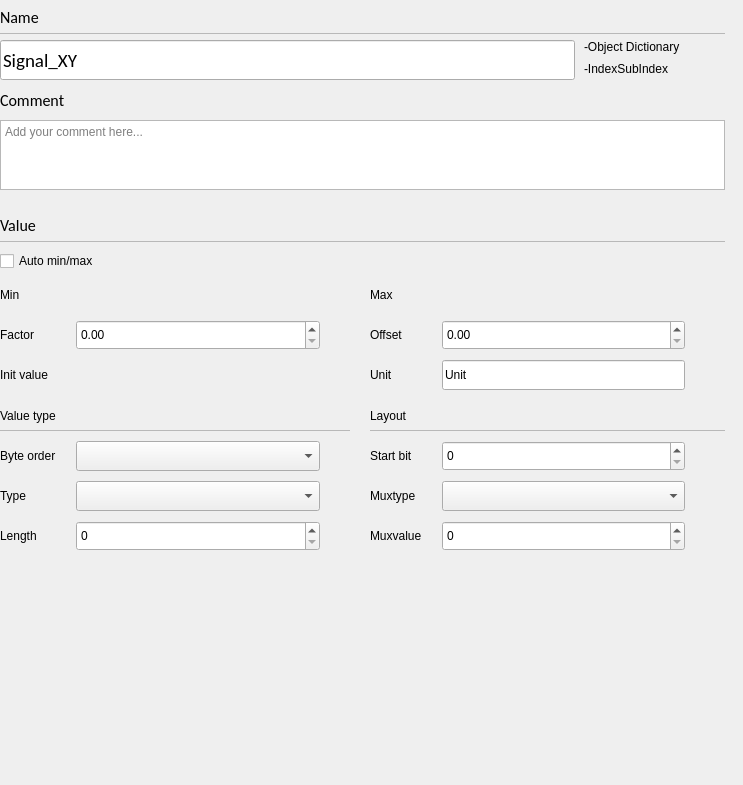
First picture: the form in opensyde_tool/src/system_definition/bus_edit/C_SdBueSignalPropertiesWidget.ui, repository openSYDE/openSYDE, before the edit.
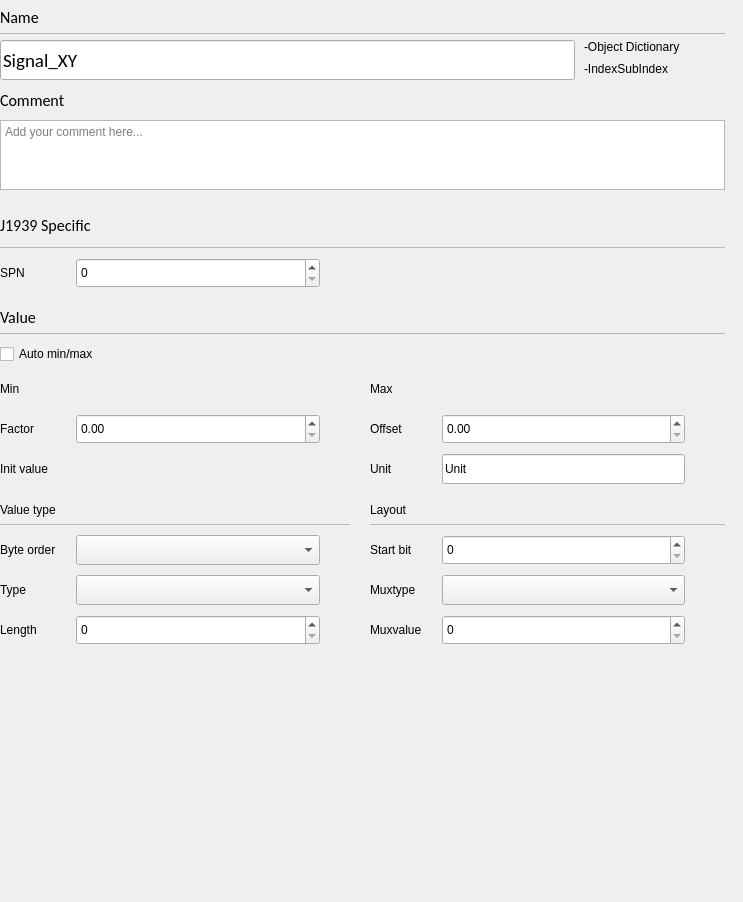
Second picture: the form after the edit. Custom widgets are drawn as their Qt base class.

```diff
--- a/opensyde_tool/src/system_definition/bus_edit/C_SdBueSignalPropertiesWidget.ui
+++ b/opensyde_tool/src/system_definition/bus_edit/C_SdBueSignalPropertiesWidget.ui
@@ -10,7 +10,7 @@
     <x>0</x>
     <y>0</y>
     <width>743</width>
-    <height>785</height>
+    <height>902</height>
    </rect>
   </property>
   <property name="windowTitle">
@@ -38,7 +38,7 @@
       <number>0</number>
      </property>
      <item>
-      <layout class="QVBoxLayout" name="verticalLayout" stretch="0,0,0,0,0,0,0,0,0">
+      <layout class="QVBoxLayout" name="verticalLayout" stretch="0,0,0,0">
        <item>
         <layout class="QVBoxLayout" name="verticalLayout_5">
          <item>
@@ -381,151 +381,6 @@
          </property>
         </spacer>
        </item>
-       <item>
-        <layout class="QHBoxLayout" name="horizontalLayout_13" stretch="0,1">
-         <property name="spacing">
-          <number>6</number>
-         </property>
-         <item>
-          <widget class="stw::opensyde_gui_elements::C_OgeLabHeadingGroupBold" name="pc_LabelValue">
-           <property name="minimumSize">
-            <size>
-             <width>0</width>
-             <height>30</height>
-            </size>
-           </property>
-           <property name="maximumSize">
-            <size>
-             <width>16777215</width>
-             <height>30</height>
-            </size>
-           </property>
-           <property name="font">
-            <font>
-             <family>Calibri</family>
-             <pointsize>12</pointsize>
-            </font>
-           </property>
-           <property name="text">
-            <string>Value</string>
-           </property>
-          </widget>
-         </item>
-         <item>
-          <spacer name="horizontalSpacer_21">
-           <property name="orientation">
-            <enum>Qt::Horizontal</enum>
-           </property>
-           <property name="sizeType">
-            <enum>QSizePolicy::MinimumExpanding</enum>
-           </property>
-           <property name="sizeHint" stdset="0">
-            <size>
-             <width>40</width>
-             <height>1</height>
-            </size>
-           </property>
-          </spacer>
-         </item>
-        </layout>
-       </item>
-       <item>
-        <layout class="QHBoxLayout" name="horizontalLayout_21" stretch="1">
-         <property name="spacing">
-          <number>0</number>
-         </property>
-         <property name="leftMargin">
-          <number>0</number>
-         </property>
-         <property name="topMargin">
-          <number>1</number>
-         </property>
-         <item>
-          <widget class="stw::opensyde_gui_elements::C_OgeFraSeparator" name="pc_FramSperator1_3">
-           <property name="minimumSize">
-            <size>
-             <width>0</width>
-             <height>1</height>
-            </size>
-           </property>
-           <property name="maximumSize">
-            <size>
-             <width>16777215</width>
-             <height>1</height>
-            </size>
-           </property>
-           <property name="frameShape">
-            <enum>QFrame::StyledPanel</enum>
-           </property>
-           <property name="frameShadow">
-            <enum>QFrame::Raised</enum>
-           </property>
-          </widget>
-         </item>
-        </layout>
-       </item>
-       <item>
-        <spacer name="verticalSpacer_6">
-         <property name="orientation">
-          <enum>Qt::Vertical</enum>
-         </property>
-         <property name="sizeType">
-          <enum>QSizePolicy::Fixed</enum>
-         </property>
-         <property name="sizeHint" stdset="0">
-          <size>
-           <width>20</width>
-           <height>9</height>
-          </size>
-         </property>
-        </spacer>
-       </item>
-       <item>
-        <layout class="QHBoxLayout" name="horizontalLayout_7" stretch="0,1">
-         <property name="spacing">
-          <number>6</number>
-         </property>
-         <item>
-          <widget class="stw::opensyde_gui_elements::C_OgeChxProperties" name="pc_CheckBoxAutoMinMax">
-           <property name="text">
-            <string>Auto min/max</string>
-           </property>
-          </widget>
-         </item>
-         <item>
-          <spacer name="horizontalSpacer">
-           <property name="orientation">
-            <enum>Qt::Horizontal</enum>
-           </property>
-           <property name="sizeType">
-            <enum>QSizePolicy::MinimumExpanding</enum>
-           </property>
-           <property name="sizeHint" stdset="0">
-            <size>
-             <width>40</width>
-             <height>20</height>
-            </size>
-           </property>
-          </spacer>
-         </item>
-        </layout>
-       </item>
-       <item>
-        <spacer name="verticalSpacer_4">
-         <property name="orientation">
-          <enum>Qt::Vertical</enum>
-         </property>
-         <property name="sizeType">
-          <enum>QSizePolicy::Fixed</enum>
-         </property>
-         <property name="sizeHint" stdset="0">
-          <size>
-           <width>20</width>
-           <height>9</height>
-          </size>
-         </property>
-        </spacer>
-       </item>
        <item>
         <layout class="QGridLayout" name="gridLayout" columnstretch="0,0,0,0,0,0">
          <property name="horizontalSpacing">
@@ -534,171 +389,63 @@
          <property name="verticalSpacing">
           <number>10</number>
          </property>
-         <item row="8" column="4">
-          <widget class="stw::opensyde_gui_elements::C_OgeSpxNumber" name="pc_SpinBoxMuxValue">
-           <property name="sizePolicy">
-            <sizepolicy hsizetype="MinimumExpanding" vsizetype="MinimumExpanding">
-             <horstretch>0</horstretch>
-             <verstretch>0</verstretch>
-            </sizepolicy>
+         <item row="10" column="3" colspan="3">
+          <layout class="QVBoxLayout" name="verticalLayout_3" stretch="0,0">
+           <property name="spacing">
+            <number>6</number>
            </property>
-           <property name="minimumSize">
-            <size>
-             <width>100</width>
-             <height>30</height>
-            </size>
-           </property>
-           <property name="maximumSize">
-            <size>
-             <width>16777215</width>
-             <height>30</height>
-            </size>
-           </property>
-          </widget>
+           <item>
+            <widget class="stw::opensyde_gui_elements::C_OgeLabHeadingGroupBold" name="pc_LabelLayout">
+             <property name="text">
+              <string>Layout</string>
+             </property>
+            </widget>
+           </item>
+           <item>
+            <layout class="QHBoxLayout" name="horizontalLayout_38" stretch="1">
+             <property name="spacing">
+              <number>0</number>
+             </property>
+             <property name="leftMargin">
+              <number>0</number>
+             </property>
+             <property name="topMargin">
+              <number>1</number>
+             </property>
+             <item>
+              <widget class="stw::opensyde_gui_elements::C_OgeFraSeparator" name="pc_FramSperator1_6">
+               <property name="minimumSize">
+                <size>
+                 <width>0</width>
+                 <height>1</height>
+                </size>
+               </property>
+               <property name="maximumSize">
+                <size>
+                 <width>16777215</width>
+                 <height>1</height>
+                </size>
+               </property>
+               <property name="frameShape">
+                <enum>QFrame::StyledPanel</enum>
+               </property>
+               <property name="frameShadow">
+                <enum>QFrame::Raised</enum>
+               </property>
+              </widget>
+             </item>
+            </layout>
+           </item>
+          </layout>
          </item>
-         <item row="8" column="3">
-          <widget class="stw::opensyde_gui_elements::C_OgeLabGroupItem" name="pc_LabelMuxValue">
+         <item row="6" column="0">
+          <widget class="stw::opensyde_gui_elements::C_OgeLabGroupItem" name="pc_LabelFactor">
            <property name="text">
-            <string>Muxvalue</string>
-           </property>
-          </widget>
-         </item>
-         <item row="0" column="0">
-          <widget class="stw::opensyde_gui_elements::C_OgeLabGroupItem" name="pc_LabelMin">
-           <property name="text">
-            <string>Min</string>
-           </property>
-          </widget>
-         </item>
-         <item row="2" column="3">
-          <widget class="stw::opensyde_gui_elements::C_OgeLabGroupItem" name="pc_LabelUnit">
-           <property name="text">
-            <string>Unit</string>
+            <string>Factor</string>
            </property>
           </widget>
          </item>
          <item row="6" column="1">
-          <widget class="stw::opensyde_gui_elements::C_OgeCbxText" name="pc_ComboBoxByteOrder">
-           <property name="sizePolicy">
-            <sizepolicy hsizetype="MinimumExpanding" vsizetype="MinimumExpanding">
-             <horstretch>0</horstretch>
-             <verstretch>0</verstretch>
-            </sizepolicy>
-           </property>
-           <property name="minimumSize">
-            <size>
-             <width>100</width>
-             <height>30</height>
-            </size>
-           </property>
-           <property name="maximumSize">
-            <size>
-             <width>16777215</width>
-             <height>30</height>
-            </size>
-           </property>
-          </widget>
-         </item>
-         <item row="7" column="1">
-          <widget class="stw::opensyde_gui_elements::C_OgeCbxText" name="pc_ComboBoxType">
-           <property name="sizePolicy">
-            <sizepolicy hsizetype="MinimumExpanding" vsizetype="MinimumExpanding">
-             <horstretch>0</horstretch>
-             <verstretch>0</verstretch>
-            </sizepolicy>
-           </property>
-           <property name="minimumSize">
-            <size>
-             <width>100</width>
-             <height>30</height>
-            </size>
-           </property>
-           <property name="maximumSize">
-            <size>
-             <width>16777215</width>
-             <height>30</height>
-            </size>
-           </property>
-          </widget>
-         </item>
-         <item row="5" column="0" colspan="3">
-          <layout class="QVBoxLayout" name="verticalLayout_4" stretch="0,0">
-           <property name="spacing">
-            <number>6</number>
-           </property>
-           <item>
-            <widget class="stw::opensyde_gui_elements::C_OgeLabHeadingGroupBold" name="pc_LabelValueType">
-             <property name="text">
-              <string>Value type</string>
-             </property>
-            </widget>
-           </item>
-           <item>
-            <layout class="QHBoxLayout" name="horizontalLayout_36" stretch="1">
-             <property name="spacing">
-              <number>0</number>
-             </property>
-             <property name="leftMargin">
-              <number>0</number>
-             </property>
-             <property name="topMargin">
-              <number>1</number>
-             </property>
-             <item>
-              <widget class="stw::opensyde_gui_elements::C_OgeFraSeparator" name="pc_FramSperator1_4">
-               <property name="minimumSize">
-                <size>
-                 <width>0</width>
-                 <height>1</height>
-                </size>
-               </property>
-               <property name="maximumSize">
-                <size>
-                 <width>16777215</width>
-                 <height>1</height>
-                </size>
-               </property>
-               <property name="frameShape">
-                <enum>QFrame::StyledPanel</enum>
-               </property>
-               <property name="frameShadow">
-                <enum>QFrame::Raised</enum>
-               </property>
-              </widget>
-             </item>
-            </layout>
-           </item>
-          </layout>
-         </item>
-         <item row="2" column="4">
-          <widget class="stw::opensyde_gui_elements::C_OgeLeProperties" name="pc_LineEditUnit">
-           <property name="sizePolicy">
-            <sizepolicy hsizetype="MinimumExpanding" vsizetype="MinimumExpanding">
-             <horstretch>0</horstretch>
-             <verstretch>0</verstretch>
-            </sizepolicy>
-           </property>
-           <property name="minimumSize">
-            <size>
-             <width>100</width>
-             <height>0</height>
-            </size>
-           </property>
-           <property name="maximumSize">
-            <size>
-             <width>16777215</width>
-             <height>30</height>
-            </size>
-           </property>
-           <property name="text">
-            <string>Unit</string>
-           </property>
-           <property name="placeholderText">
-            <string/>
-           </property>
-          </widget>
-         </item>
-         <item row="1" column="1">
           <widget class="stw::opensyde_gui_elements::C_OgeSpxFactorProperties" name="pc_DoubleSpinBoxFactor">
            <property name="sizePolicy">
             <sizepolicy hsizetype="MinimumExpanding" vsizetype="MinimumExpanding">
@@ -720,62 +467,29 @@
            </property>
           </widget>
          </item>
-         <item row="0" column="2">
-          <spacer name="horizontalSpacer_19">
-           <property name="orientation">
-            <enum>Qt::Horizontal</enum>
+         <item row="7" column="3">
+          <widget class="stw::opensyde_gui_elements::C_OgeLabGroupItem" name="pc_LabelUnit">
+           <property name="text">
+            <string>Unit</string>
            </property>
-           <property name="sizeType">
-            <enum>QSizePolicy::Fixed</enum>
-           </property>
-           <property name="sizeHint" stdset="0">
-            <size>
-             <width>10</width>
-             <height>1</height>
-            </size>
-           </property>
-          </spacer>
+          </widget>
          </item>
-         <item row="1" column="4">
-          <widget class="stw::opensyde_gui_elements::C_OgeSpxDoubleProperties" name="pc_DoubleSpinBoxOffset">
-           <property name="sizePolicy">
-            <sizepolicy hsizetype="MinimumExpanding" vsizetype="MinimumExpanding">
-             <horstretch>0</horstretch>
-             <verstretch>0</verstretch>
-            </sizepolicy>
+         <item row="11" column="3">
+          <widget class="stw::opensyde_gui_elements::C_OgeLabGroupItem" name="pc_LabelStartBit">
+           <property name="text">
+            <string>Start bit</string>
            </property>
-           <property name="minimumSize">
-            <size>
-             <width>100</width>
-             <height>30</height>
-            </size>
-           </property>
-           <property name="maximumSize">
-            <size>
-             <width>16777215</width>
-             <height>30</height>
-            </size>
-           </property>
           </widget>
          </item>
-         <item row="0" column="5">
-          <spacer name="horizontalSpacer_5">
-           <property name="orientation">
-            <enum>Qt::Horizontal</enum>
+         <item row="5" column="3">
+          <widget class="stw::opensyde_gui_elements::C_OgeLabGroupItem" name="pc_LabelMax">
+           <property name="text">
+            <string>Max</string>
            </property>
-           <property name="sizeType">
-            <enum>QSizePolicy::Fixed</enum>
-           </property>
-           <property name="sizeHint" stdset="0">
-            <size>
-             <width>20</width>
-             <height>1</height>
-            </size>
-           </property>
-          </spacer>
+          </widget>
          </item>
-         <item row="0" column="4">
-          <widget class="stw::opensyde_gui_elements::C_OgeWiSpinBoxGroupProperties" name="pc_WidgetMax" native="true">
+         <item row="11" column="4">
+          <widget class="stw::opensyde_gui_elements::C_OgeSpxNumber" name="pc_SpinBoxStartBit">
            <property name="sizePolicy">
             <sizepolicy hsizetype="MinimumExpanding" vsizetype="MinimumExpanding">
              <horstretch>0</horstretch>
@@ -796,7 +510,7 @@
            </property>
           </widget>
          </item>
-         <item row="0" column="1">
+         <item row="5" column="1">
           <widget class="stw::opensyde_gui_elements::C_OgeWiSpinBoxGroupProperties" name="pc_WidgetMin" native="true">
            <property name="sizePolicy">
             <sizepolicy hsizetype="MinimumExpanding" vsizetype="MinimumExpanding">
@@ -818,7 +532,23 @@
            </property>
           </widget>
          </item>
-         <item row="2" column="1">
+         <item row="8" column="2">
+          <spacer name="verticalSpacer_3">
+           <property name="orientation">
+            <enum>Qt::Vertical</enum>
+           </property>
+           <property name="sizeType">
+            <enum>QSizePolicy::Fixed</enum>
+           </property>
+           <property name="sizeHint" stdset="0">
+            <size>
+             <width>1</width>
+             <height>9</height>
+            </size>
+           </property>
+          </spacer>
+         </item>
+         <item row="7" column="1">
           <widget class="stw::opensyde_gui_elements::C_OgeWiSpinBoxGroupProperties" name="pc_WidgetInit" native="true">
            <property name="sizePolicy">
             <sizepolicy hsizetype="MinimumExpanding" vsizetype="MinimumExpanding">
@@ -840,7 +570,7 @@
            </property>
           </widget>
          </item>
-         <item row="8" column="1">
+         <item row="13" column="1">
           <widget class="stw::opensyde_gui_elements::C_OgeSpxNumber" name="pc_SpinBoxLength">
            <property name="sizePolicy">
             <sizepolicy hsizetype="MinimumExpanding" vsizetype="MinimumExpanding">
@@ -862,22 +592,147 @@
            </property>
           </widget>
          </item>
-         <item row="6" column="3">
-          <widget class="stw::opensyde_gui_elements::C_OgeLabGroupItem" name="pc_LabelStartBit">
-           <property name="text">
-            <string>Start bit</string>
-           </property>
+         <item row="0" column="0" colspan="6">
+          <widget class="QWidget" name="pc_WidgetJ1939" native="true">
+           <layout class="QVBoxLayout" name="verticalLayout_6">
+            <property name="leftMargin">
+             <number>0</number>
+            </property>
+            <property name="topMargin">
+             <number>0</number>
+            </property>
+            <property name="rightMargin">
+             <number>0</number>
+            </property>
+            <property name="bottomMargin">
+             <number>0</number>
+            </property>
+            <item>
+             <layout class="QVBoxLayout" name="verticalLayout_9">
+              <item>
+               <layout class="QHBoxLayout" name="horizontalLayout_18" stretch="0,1">
+                <property name="spacing">
+                 <number>6</number>
+                </property>
+                <item>
+                 <widget class="stw::opensyde_gui_elements::C_OgeLabHeadingGroupBold" name="pc_LabelJ1939">
+                  <property name="minimumSize">
+                   <size>
+                    <width>0</width>
+                    <height>30</height>
+                   </size>
+                  </property>
+                  <property name="maximumSize">
+                   <size>
+                    <width>16777215</width>
+                    <height>30</height>
+                   </size>
+                  </property>
+                  <property name="font">
+                   <font>
+                    <family>Calibri</family>
+                    <pointsize>12</pointsize>
+                   </font>
+                  </property>
+                  <property name="text">
+                   <string>J1939 Specific</string>
+                  </property>
+                 </widget>
+                </item>
+                <item>
+                 <spacer name="horizontalSpacer_31">
+                  <property name="orientation">
+                   <enum>Qt::Horizontal</enum>
+                  </property>
+                  <property name="sizeHint" stdset="0">
+                   <size>
+                    <width>40</width>
+                    <height>1</height>
+                   </size>
+                  </property>
+                 </spacer>
+                </item>
+               </layout>
+              </item>
+              <item>
+               <layout class="QHBoxLayout" name="horizontalLayout_29" stretch="1">
+                <property name="spacing">
+                 <number>0</number>
+                </property>
+                <property name="leftMargin">
+                 <number>0</number>
+                </property>
+                <property name="topMargin">
+                 <number>1</number>
+                </property>
+                <item>
+                 <widget class="stw::opensyde_gui_elements::C_OgeFraSeparator" name="pc_FramSperator1_8">
+                  <property name="minimumSize">
+                   <size>
+                    <width>0</width>
+                    <height>1</height>
+                   </size>
+                  </property>
+                  <property name="maximumSize">
+                   <size>
+                    <width>16777215</width>
+                    <height>1</height>
+                   </size>
+                  </property>
+                  <property name="frameShape">
+                   <enum>QFrame::StyledPanel</enum>
+                  </property>
+                  <property name="frameShadow">
+                   <enum>QFrame::Raised</enum>
+                  </property>
+                 </widget>
+                </item>
+               </layout>
+              </item>
+             </layout>
+            </item>
+           </layout>
           </widget>
          </item>
-         <item row="7" column="3">
+         <item row="12" column="3">
           <widget class="stw::opensyde_gui_elements::C_OgeLabGroupItem" name="pc_LabelMuxType">
            <property name="text">
             <string>Muxtype</string>
            </property>
           </widget>
          </item>
-         <item row="6" column="4">
-          <widget class="stw::opensyde_gui_elements::C_OgeSpxNumber" name="pc_SpinBoxStartBit">
+         <item row="4" column="0" colspan="6">
+          <layout class="QHBoxLayout" name="horizontalLayout_7" stretch="0,1">
+           <property name="spacing">
+            <number>6</number>
+           </property>
+           <item>
+            <widget class="stw::opensyde_gui_elements::C_OgeChxProperties" name="pc_CheckBoxAutoMinMax">
+             <property name="text">
+              <string>Auto min/max</string>
+             </property>
+            </widget>
+           </item>
+           <item>
+            <spacer name="horizontalSpacer">
+             <property name="orientation">
+              <enum>Qt::Horizontal</enum>
+             </property>
+             <property name="sizeType">
+              <enum>QSizePolicy::MinimumExpanding</enum>
+             </property>
+             <property name="sizeHint" stdset="0">
+              <size>
+               <width>40</width>
+               <height>20</height>
+              </size>
+             </property>
+            </spacer>
+           </item>
+          </layout>
+         </item>
+         <item row="5" column="4">
+          <widget class="stw::opensyde_gui_elements::C_OgeWiSpinBoxGroupProperties" name="pc_WidgetMax" native="true">
            <property name="sizePolicy">
             <sizepolicy hsizetype="MinimumExpanding" vsizetype="MinimumExpanding">
              <horstretch>0</horstretch>
@@ -898,14 +753,144 @@
            </property>
           </widget>
          </item>
+         <item row="11" column="1">
+          <widget class="stw::opensyde_gui_elements::C_OgeCbxText" name="pc_ComboBoxByteOrder">
+           <property name="sizePolicy">
+            <sizepolicy hsizetype="MinimumExpanding" vsizetype="MinimumExpanding">
+             <horstretch>0</horstretch>
+             <verstretch>0</verstretch>
+            </sizepolicy>
+           </property>
+           <property name="minimumSize">
+            <size>
+             <width>100</width>
+             <height>30</height>
+            </size>
+           </property>
+           <property name="maximumSize">
+            <size>
+             <width>16777215</width>
+             <height>30</height>
+            </size>
+           </property>
+          </widget>
+         </item>
+         <item row="12" column="1">
+          <widget class="stw::opensyde_gui_elements::C_OgeCbxText" name="pc_ComboBoxType">
+           <property name="sizePolicy">
+            <sizepolicy hsizetype="MinimumExpanding" vsizetype="MinimumExpanding">
+             <horstretch>0</horstretch>
+             <verstretch>0</verstretch>
+            </sizepolicy>
+           </property>
+           <property name="minimumSize">
+            <size>
+             <width>100</width>
+             <height>30</height>
+            </size>
+           </property>
+           <property name="maximumSize">
+            <size>
+             <width>16777215</width>
+             <height>30</height>
+            </size>
+           </property>
+          </widget>
+         </item>
+         <item row="6" column="3">
+          <widget class="stw::opensyde_gui_elements::C_OgeLabGroupItem" name="pc_LabelOffset">
+           <property name="text">
+            <string>Offset</string>
+           </property>
+          </widget>
+         </item>
+         <item row="1" column="1">
+          <widget class="stw::opensyde_gui_elements::C_OgeSpxNumber" name="pc_SpinBoxJ1939Spn">
+           <property name="sizePolicy">
+            <sizepolicy hsizetype="MinimumExpanding" vsizetype="MinimumExpanding">
+             <horstretch>0</horstretch>
+             <verstretch>0</verstretch>
+            </sizepolicy>
+           </property>
+           <property name="minimumSize">
+            <size>
+             <width>100</width>
+             <height>30</height>
+            </size>
+           </property>
+           <property name="maximumSize">
+            <size>
+             <width>16777215</width>
+             <height>30</height>
+            </size>
+           </property>
+          </widget>
+         </item>
+         <item row="5" column="2">
+          <spacer name="horizontalSpacer_19">
+           <property name="orientation">
+            <enum>Qt::Horizontal</enum>
+           </property>
+           <property name="sizeType">
+            <enum>QSizePolicy::Fixed</enum>
+           </property>
+           <property name="sizeHint" stdset="0">
+            <size>
+             <width>10</width>
+             <height>1</height>
+            </size>
+           </property>
+          </spacer>
+         </item>
+         <item row="11" column="0">
+          <widget class="stw::opensyde_gui_elements::C_OgeLabGroupItem" name="pc_LabelByteOrder">
+           <property name="text">
+            <string>Byte order</string>
+           </property>
+          </widget>
+         </item>
          <item row="7" column="4">
-          <widget class="stw::opensyde_gui_elements::C_OgeCbxText" name="pc_ComboBoxMuxType">
+          <widget class="stw::opensyde_gui_elements::C_OgeLeProperties" name="pc_LineEditUnit">
+           <property name="sizePolicy">
+            <sizepolicy hsizetype="MinimumExpanding" vsizetype="MinimumExpanding">
+             <horstretch>0</horstretch>
+             <verstretch>0</verstretch>
+            </sizepolicy>
+           </property>
            <property name="minimumSize">
             <size>
              <width>100</width>
+             <height>0</height>
+            </size>
+           </property>
+           <property name="maximumSize">
+            <size>
+             <width>16777215</width>
              <height>30</height>
             </size>
            </property>
+           <property name="text">
+            <string>Unit</string>
+           </property>
+           <property name="placeholderText">
+            <string/>
+           </property>
+          </widget>
+         </item>
+         <item row="13" column="4">
+          <widget class="stw::opensyde_gui_elements::C_OgeSpxNumber" name="pc_SpinBoxMuxValue">
+           <property name="sizePolicy">
+            <sizepolicy hsizetype="MinimumExpanding" vsizetype="MinimumExpanding">
+             <horstretch>0</horstretch>
+             <verstretch>0</verstretch>
+            </sizepolicy>
+           </property>
+           <property name="minimumSize">
+            <size>
+             <width>100</width>
+             <height>30</height>
+            </size>
+           </property>
            <property name="maximumSize">
             <size>
              <width>16777215</width>
@@ -914,113 +899,250 @@
            </property>
           </widget>
          </item>
-         <item row="7" column="0">
+         <item row="12" column="0">
           <widget class="stw::opensyde_gui_elements::C_OgeLabGroupItem" name="pc_LabelType">
            <property name="text">
             <string>Type</string>
            </property>
           </widget>
          </item>
-         <item row="8" column="0">
-          <widget class="stw::opensyde_gui_elements::C_OgeLabGroupItem" name="pc_LabelLength">
+         <item row="3" column="0" colspan="6">
+          <layout class="QVBoxLayout" name="verticalLayout_7">
+           <item>
+            <layout class="QHBoxLayout" name="horizontalLayout_13" stretch="0,1">
+             <property name="spacing">
+              <number>6</number>
+             </property>
+             <item>
+              <widget class="stw::opensyde_gui_elements::C_OgeLabHeadingGroupBold" name="pc_LabelValue">
+               <property name="minimumSize">
+                <size>
+                 <width>0</width>
+                 <height>30</height>
+                </size>
+               </property>
+               <property name="maximumSize">
+                <size>
+                 <width>16777215</width>
+                 <height>30</height>
+                </size>
+               </property>
+               <property name="font">
+                <font>
+                 <family>Calibri</family>
+                 <pointsize>12</pointsize>
+                </font>
+               </property>
+               <property name="text">
+                <string>Value</string>
+               </property>
+              </widget>
+             </item>
+             <item>
+              <spacer name="horizontalSpacer_21">
+               <property name="orientation">
+                <enum>Qt::Horizontal</enum>
+               </property>
+               <property name="sizeType">
+                <enum>QSizePolicy::MinimumExpanding</enum>
+               </property>
+               <property name="sizeHint" stdset="0">
+                <size>
+                 <width>40</width>
+                 <height>1</height>
+                </size>
+               </property>
+              </spacer>
+             </item>
+            </layout>
+           </item>
+           <item>
+            <layout class="QHBoxLayout" name="horizontalLayout_21" stretch="1">
+             <property name="spacing">
+              <number>0</number>
+             </property>
+             <property name="leftMargin">
+              <number>0</number>
+             </property>
+             <property name="topMargin">
+              <number>1</number>
+             </property>
+             <item>
+              <widget class="stw::opensyde_gui_elements::C_OgeFraSeparator" name="pc_FramSperator1_3">
+               <property name="minimumSize">
+                <size>
+                 <width>0</width>
+                 <height>1</height>
+                </size>
+               </property>
+               <property name="maximumSize">
+                <size>
+                 <width>16777215</width>
+                 <height>1</height>
+                </size>
+               </property>
+               <property name="frameShape">
+                <enum>QFrame::StyledPanel</enum>
+               </property>
+               <property name="frameShadow">
+                <enum>QFrame::Raised</enum>
+               </property>
+              </widget>
+             </item>
+            </layout>
+           </item>
+          </layout>
+         </item>
+         <item row="1" column="0">
+          <widget class="stw::opensyde_gui_elements::C_OgeLabGroupItem" name="pc_LabelJ1939Spn">
            <property name="text">
-            <string>Length</string>
+            <string>SPN</string>
            </property>
           </widget>
          </item>
-         <item row="6" column="0">
-          <widget class="stw::opensyde_gui_elements::C_OgeLabGroupItem" name="pc_LabelByteOrder">
+         <item row="5" column="0">
+          <widget class="stw::opensyde_gui_elements::C_OgeLabGroupItem" name="pc_LabelMin">
            <property name="text">
-            <string>Byte order</string>
+            <string>Min</string>
            </property>
           </widget>
          </item>
-         <item row="2" column="0">
+         <item row="5" column="5">
+          <spacer name="horizontalSpacer_5">
+           <property name="orientation">
+            <enum>Qt::Horizontal</enum>
+           </property>
+           <property name="sizeType">
+            <enum>QSizePolicy::Fixed</enum>
+           </property>
+           <property name="sizeHint" stdset="0">
+            <size>
+             <width>20</width>
+             <height>1</height>
+            </size>
+           </property>
+          </spacer>
+         </item>
+         <item row="13" column="3">
+          <widget class="stw::opensyde_gui_elements::C_OgeLabGroupItem" name="pc_LabelMuxValue">
+           <property name="text">
+            <string>Muxvalue</string>
+           </property>
+          </widget>
+         </item>
+         <item row="10" column="0" colspan="3">
+          <layout class="QVBoxLayout" name="verticalLayout_4" stretch="0,0">
+           <property name="spacing">
+            <number>6</number>
+           </property>
+           <item>
+            <widget class="stw::opensyde_gui_elements::C_OgeLabHeadingGroupBold" name="pc_LabelValueType">
+             <property name="text">
+              <string>Value type</string>
+             </property>
+            </widget>
+           </item>
+           <item>
+            <layout class="QHBoxLayout" name="horizontalLayout_36" stretch="1">
+             <property name="spacing">
+              <number>0</number>
+             </property>
+             <property name="leftMargin">
+              <number>0</number>
+             </property>
+             <property name="topMargin">
+              <number>1</number>
+             </property>
+             <item>
+              <widget class="stw::opensyde_gui_elements::C_OgeFraSeparator" name="pc_FramSperator1_4">
+               <property name="minimumSize">
+                <size>
+                 <width>0</width>
+                 <height>1</height>
+                </size>
+               </property>
+               <property name="maximumSize">
+                <size>
+                 <width>16777215</width>
+                 <height>1</height>
+                </size>
+               </property>
+               <property name="frameShape">
+                <enum>QFrame::StyledPanel</enum>
+               </property>
+               <property name="frameShadow">
+                <enum>QFrame::Raised</enum>
+               </property>
+              </widget>
+             </item>
+            </layout>
+           </item>
+          </layout>
+         </item>
+         <item row="6" column="4">
+          <widget class="stw::opensyde_gui_elements::C_OgeSpxDoubleProperties" name="pc_DoubleSpinBoxOffset">
+           <property name="sizePolicy">
+            <sizepolicy hsizetype="MinimumExpanding" vsizetype="MinimumExpanding">
+             <horstretch>0</horstretch>
+             <verstretch>0</verstretch>
+            </sizepolicy>
+           </property>
+           <property name="minimumSize">
+            <size>
+             <width>100</width>
+             <height>30</height>
+            </size>
+           </property>
+           <property name="maximumSize">
+            <size>
+             <width>16777215</width>
+             <height>30</height>
+            </size>
+           </property>
+          </widget>
+         </item>
+         <item row="7" column="0">
           <widget class="stw::opensyde_gui_elements::C_OgeLabGroupItem" name="pc_LabelInitValue">
            <property name="text">
             <string>Init value</string>
            </property>
           </widget>
          </item>
-         <item row="0" column="3">
-          <widget class="stw::opensyde_gui_elements::C_OgeLabGroupItem" name="pc_LabelMax">
-           <property name="text">
-            <string>Max</string>
+         <item row="12" column="4">
+          <widget class="stw::opensyde_gui_elements::C_OgeCbxText" name="pc_ComboBoxMuxType">
+           <property name="minimumSize">
+            <size>
+             <width>100</width>
+             <height>30</height>
+            </size>
            </property>
-          </widget>
-         </item>
-         <item row="1" column="0">
-          <widget class="stw::opensyde_gui_elements::C_OgeLabGroupItem" name="pc_LabelFactor">
-           <property name="text">
-            <string>Factor</string>
+           <property name="maximumSize">
+            <size>
+             <width>16777215</width>
+             <height>30</height>
+            </size>
            </property>
           </widget>
          </item>
-         <item row="1" column="3">
-          <widget class="stw::opensyde_gui_elements::C_OgeLabGroupItem" name="pc_LabelOffset">
+         <item row="13" column="0">
+          <widget class="stw::opensyde_gui_elements::C_OgeLabGroupItem" name="pc_LabelLength">
            <property name="text">
-            <string>Offset</string>
+            <string>Length</string>
            </property>
           </widget>
          </item>
-         <item row="5" column="3" colspan="3">
-          <layout class="QVBoxLayout" name="verticalLayout_3" stretch="0,0">
-           <property name="spacing">
-            <number>6</number>
-           </property>
-           <item>
-            <widget class="stw::opensyde_gui_elements::C_OgeLabHeadingGroupBold" name="pc_LabelLayout">
-             <property name="text">
-              <string>Layout</string>
-             </property>
-            </widget>
-           </item>
-           <item>
-            <layout class="QHBoxLayout" name="horizontalLayout_38" stretch="1">
-             <property name="spacing">
-              <number>0</number>
-             </property>
-             <property name="leftMargin">
-              <number>0</number>
-             </property>
-             <property name="topMargin">
-              <number>1</number>
-             </property>
-             <item>
-              <widget class="stw::opensyde_gui_elements::C_OgeFraSeparator" name="pc_FramSperator1_6">
-               <property name="minimumSize">
-                <size>
-                 <width>0</width>
-                 <height>1</height>
-                </size>
-               </property>
-               <property name="maximumSize">
-                <size>
-                 <width>16777215</width>
-                 <height>1</height>
-                </size>
-               </property>
-               <property name="frameShape">
-                <enum>QFrame::StyledPanel</enum>
-               </property>
-               <property name="frameShadow">
-                <enum>QFrame::Raised</enum>
-               </property>
-              </widget>
-             </item>
-            </layout>
-           </item>
-          </layout>
-         </item>
-         <item row="3" column="2">
-          <spacer name="verticalSpacer_3">
+         <item row="2" column="2">
+          <spacer name="pc_SpacerJ1939Spacer">
            <property name="orientation">
             <enum>Qt::Vertical</enum>
            </property>
+           <property name="sizeType">
+            <enum>QSizePolicy::Fixed</enum>
+           </property>
            <property name="sizeHint" stdset="0">
             <size>
              <width>1</width>
-             <height>9</height>
+             <height>4</height>
             </size>
            </property>
           </spacer>
@@ -1050,17 +1172,27 @@
   </layout>
  </widget>
  <customwidgets>
+  <customwidget>
+   <class>stw::opensyde_gui_elements::C_OgeLabGroupItem</class>
+   <extends>QLabel</extends>
+   <header>C_OgeLabGroupItem.hpp</header>
+  </customwidget>
+  <customwidget>
+   <class>stw::opensyde_gui_elements::C_OgeLabGenericNoPaddingNoMargins</class>
+   <extends>QLabel</extends>
+   <header>C_OgeLabGenericNoPaddingNoMargins.hpp</header>
+  </customwidget>
+  <customwidget>
+   <class>stw::opensyde_gui_elements::C_OgeCbxText</class>
+   <extends>QComboBox</extends>
+   <header>C_OgeCbxText.hpp</header>
+  </customwidget>
   <customwidget>
    <class>stw::opensyde_gui_elements::C_OgeFraSeparator</class>
    <extends>QFrame</extends>
    <header>C_OgeFraSeparator.hpp</header>
    <container>1</container>
   </customwidget>
-  <customwidget>
-   <class>stw::opensyde_gui_elements::C_OgeLabGenericNoPaddingNoMargins</class>
-   <extends>QLabel</extends>
-   <header>C_OgeLabGenericNoPaddingNoMargins.hpp</header>
-  </customwidget>
   <customwidget>
    <class>stw::opensyde_gui_elements::C_OgeLabHeadingGroupBold</class>
    <extends>QLabel</extends>
@@ -1071,21 +1203,11 @@
    <extends>QTextEdit</extends>
    <header>C_OgeTedPropertiesComment.hpp</header>
   </customwidget>
-  <customwidget>
-   <class>stw::opensyde_gui_elements::C_OgeLabGroupItem</class>
-   <extends>QLabel</extends>
-   <header>C_OgeLabGroupItem.hpp</header>
-  </customwidget>
   <customwidget>
    <class>stw::opensyde_gui_elements::C_OgeLeProperties</class>
    <extends>QLineEdit</extends>
    <header>C_OgeLeProperties.hpp</header>
   </customwidget>
-  <customwidget>
-   <class>stw::opensyde_gui_elements::C_OgeCbxText</class>
-   <extends>QComboBox</extends>
-   <header>C_OgeCbxText.hpp</header>
-  </customwidget>
   <customwidget>
    <class>stw::opensyde_gui_elements::C_OgeLePropertiesName</class>
    <extends>QLineEdit</extends>
```
